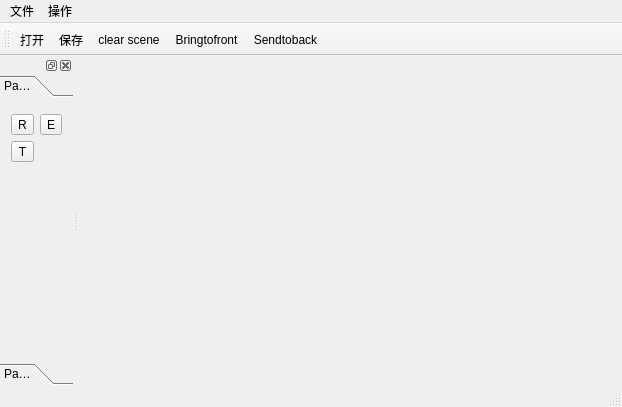
This is mygraphics.ui in gateslu/MyGraphics as Qt 5 draws it before an edit. The edited form follows.
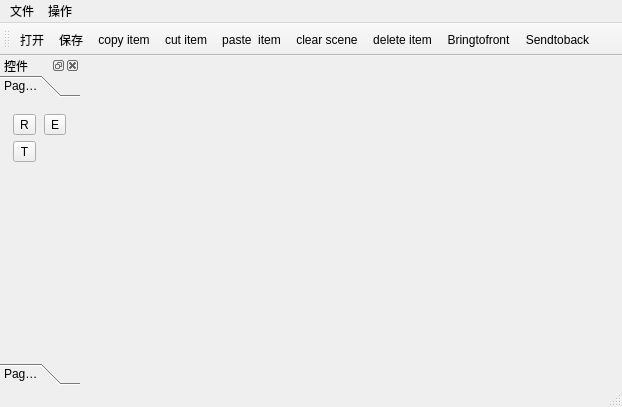
This is the edited form.

Patch:
```diff
--- a/mygraphics.ui
+++ b/mygraphics.ui
@@ -54,12 +54,34 @@
    </attribute>
    <addaction name="actionOpen"/>
    <addaction name="actionSave"/>
+   <addaction name="actionCopy_item"/>
+   <addaction name="actionCut_item"/>
+   <addaction name="actionPaste_item"/>
    <addaction name="actionClear_scene"/>
+   <addaction name="actionDelete_item"/>
    <addaction name="actionBringtofront"/>
    <addaction name="actionSendtoback"/>
   </widget>
   <widget class="QStatusBar" name="statusBar"/>
   <widget class="QDockWidget" name="dockWidget">
+   <property name="minimumSize">
+    <size>
+     <width>80</width>
+     <height>143</height>
+    </size>
+   </property>
+   <property name="maximumSize">
+    <size>
+     <width>80</width>
+     <height>524287</height>
+    </size>
+   </property>
+   <property name="allowedAreas">
+    <set>Qt::LeftDockWidgetArea</set>
+   </property>
+   <property name="windowTitle">
+    <string>控件</string>
+   </property>
    <attribute name="dockWidgetArea">
     <number>1</number>
    </attribute>
@@ -168,6 +190,38 @@
     <string>Bringtofront</string>
    </property>
   </action>
+  <action name="actionDelete_item">
+   <property name="text">
+    <string>delete item</string>
+   </property>
+   <property name="shortcut">
+    <string>Del</string>
+   </property>
+  </action>
+  <action name="actionCopy_item">
+   <property name="text">
+    <string>copy item</string>
+   </property>
+   <property name="shortcut">
+    <string>Ctrl+C</string>
+   </property>
+  </action>
+  <action name="actionCut_item">
+   <property name="text">
+    <string>cut item</string>
+   </property>
+   <property name="shortcut">
+    <string>Ctrl+X</string>
+   </property>
+  </action>
+  <action name="actionPaste_item">
+   <property name="text">
+    <string>paste  item</string>
+   </property>
+   <property name="shortcut">
+    <string>Ctrl+V</string>
+   </property>
+  </action>
  </widget>
  <layoutdefault spacing="6" margin="11"/>
  <resources/>
```
Left out of the diff: 7 changed lines with no effect on the pictures.
